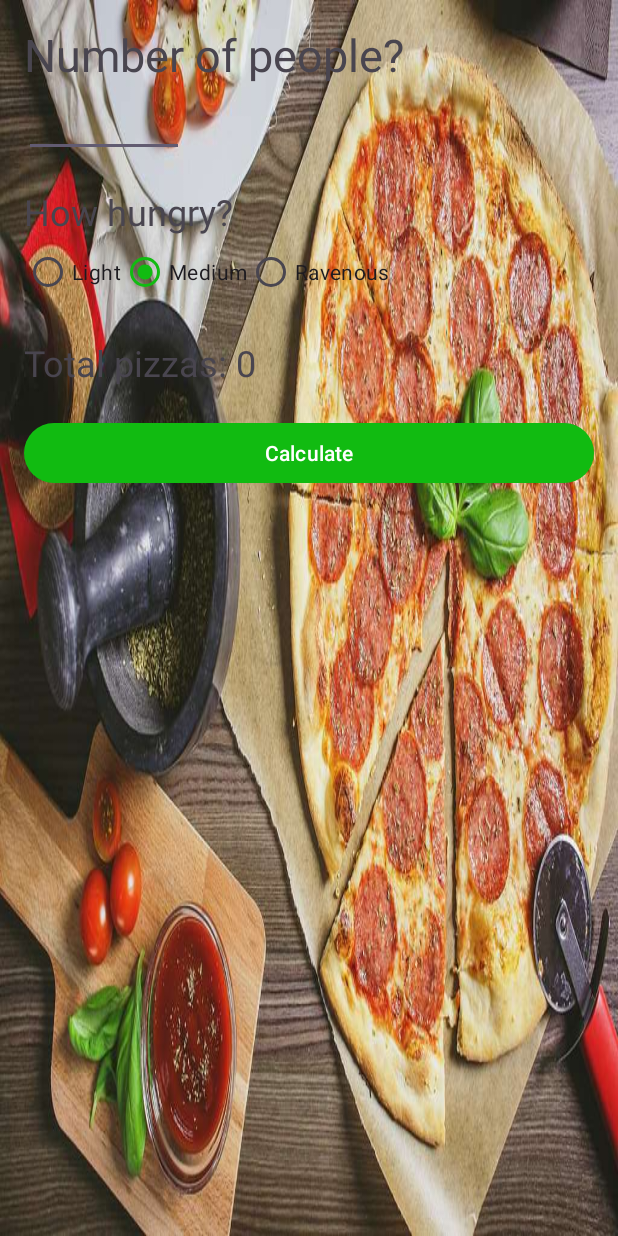
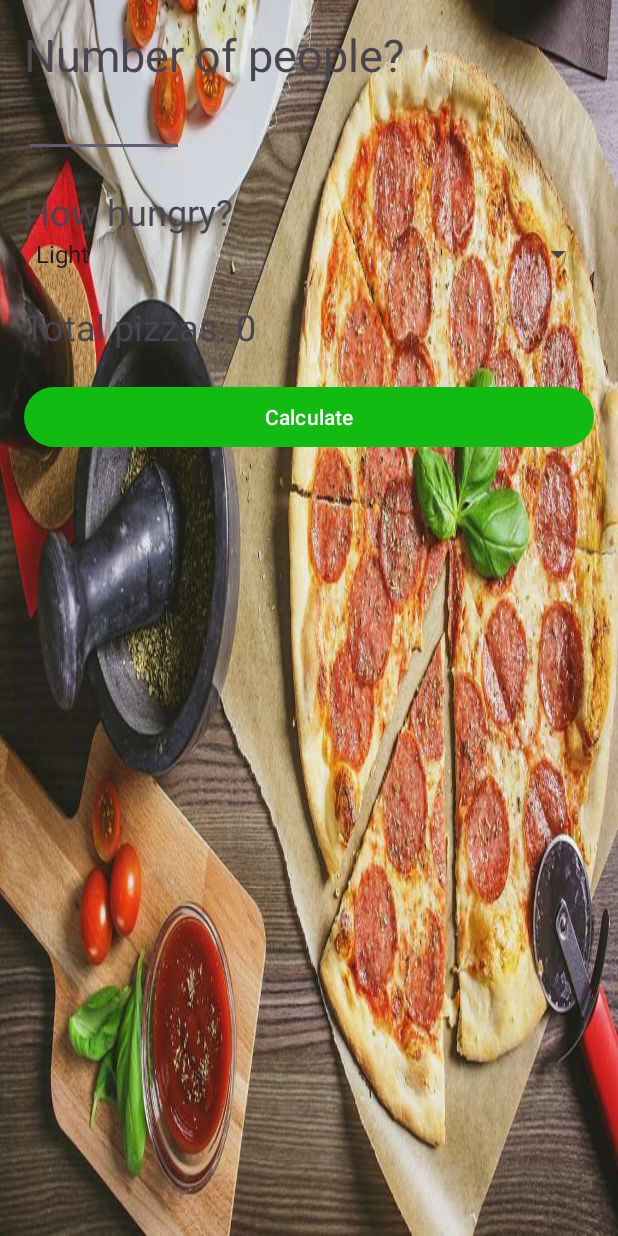
Before and after one commit to KrashVI/PizzaParty, an Android app: the screen it shows after launch (MainActivity), after a tap on "Calculate", on a phone screen of 412 x 824 dp. Run offline under Robolectric (Android 15) with nearby library versions, the phone set to English and light mode, and no system bars; 1 statement that could not run was skipped.

Commit message:
Need to fix calculateClick as it currently crashes app

```diff
--- a/app/src/main/java/com/zybooks/pizzaparty/MainActivity.java
+++ b/app/src/main/java/com/zybooks/pizzaparty/MainActivity.java
@@ -1,12 +1,19 @@
 package com.zybooks.pizzaparty;
 
+import android.annotation.SuppressLint;
 import android.os.Bundle;
+import android.text.Editable;
+import android.text.TextWatcher;
 import android.view.View;
+import android.widget.AdapterView;
+import android.widget.ArrayAdapter;
 import android.widget.EditText;
 import android.widget.RadioGroup;
+import android.widget.Spinner;
 import android.widget.TextView;
 import androidx.appcompat.app.AppCompatActivity;
 import android.util.Log;
+import android.widget.Toast;
 
 public class MainActivity extends AppCompatActivity {
 
@@ -16,17 +23,56 @@ public class MainActivity extends AppCompatActivity {
 
     private EditText mNumAttendEditText;
     private TextView mNumPizzasTextView;
-    private RadioGroup mHowHungryRadioGroup;
+//    private RadioGroup mHowHungryRadioGroup;
+    private Spinner mHowHungrySpinner;
 
     @Override
     protected void onCreate(Bundle savedInstanceState) {
         super.onCreate(savedInstanceState);
         setContentView(R.layout.activity_main);
         mNumAttendEditText = findViewById(R.id.num_attend_edit_text);
+        mNumAttendEditText.addTextChangedListener(new TextWatcher() {
+            @Override
+            public void beforeTextChanged(CharSequence s, int start, int count, int after) {
+                //We leave this area blank, as we do not wish to clear the text beforehand
+                //From my understanding, the CharSequence s is our placeholder for the string before it gets changed
+                //Then the start, count, and after are all interacting with the string character by character using index references
+                //For instance, start takes into account the first changed part of the string
+                //Count keeps track of the length of changes
+                //After takes into account the length of the new text
+            }
+
+            @Override
+            public void onTextChanged(CharSequence s, int start, int before, int count) {
+                //In this method, we are triggering the blank string when text gets changed
+                //The arguments supplied are similar to the above method, however they are triggered on the change instead of before
+                mNumAttendEditText.setText("");
+            }
+
+            @Override
+            public void afterTextChanged(Editable s) {
+                //Now that changes have been made, Editable s becomes our new string
+                //This can be used in the above methods once again, should we need it. Rinse and Repeat so to speak
+            }
+        });
         mNumPizzasTextView = findViewById(R.id.num_pizzas_text_view);
-        mHowHungryRadioGroup = findViewById(R.id.hungry_radio_group);
+        mHowHungrySpinner = findViewById(R.id.hunger_level);
+        ArrayAdapter<CharSequence> adapter = ArrayAdapter.createFromResource(this, R.array.hunger_array, android.R.layout.simple_spinner_item);
+        adapter.setDropDownViewResource(android.R.layout.simple_spinner_dropdown_item);
+        mHowHungrySpinner.setAdapter(adapter);
+        mHowHungrySpinner.setOnItemSelectedListener(new AdapterView.OnItemSelectedListener(){
+            @Override
+            public void onItemSelected(AdapterView<?> parent, View view, int position, long id){
+                String item = (String)parent.getItemAtPosition(position);
+                Toast.makeText(MainActivity.this, item, Toast.LENGTH_SHORT).show();
+            }
+            @Override
+            public void onNothingSelected(AdapterView<?> parent){
 
-        Log.d(TAG, "onCreate was called");
+            }
+        });
+
+        //Log.d(TAG, "onCreate was called");
     }
 
     public void calculateClick(View view){
@@ -34,14 +80,14 @@ public class MainActivity extends AppCompatActivity {
         int numAttend = Integer.parseInt(numAttendStr);
 
         int slicesPerPerson = 0;
-        int checkedId = mHowHungryRadioGroup.getCheckedRadioButtonId();
-        if(checkedId == R.id.light_radio_button){
+        String selected = String.valueOf(mHowHungrySpinner.getSelectedItemPosition());
+        if(selected.equals("Light")){
             slicesPerPerson = 2;
         }
-        else if(checkedId == R.id.medium_radio_button){
+        else if(selected.equals("Medium")){
             slicesPerPerson = 3;
         }
-        else if(checkedId == R.id.ravenous_radio_button){
+        else if(selected.equals("Ravenous")){
             slicesPerPerson = 4;
         }
         int totalPizzas = (int) Math.ceil(numAttend * slicesPerPerson /
--- a/app/src/main/res/layout/activity_main.xml
+++ b/app/src/main/res/layout/activity_main.xml
@@ -31,31 +31,24 @@
         android:layout_height="wrap_content"
         android:layout_marginTop="20dp"
         android:text="@string/how_hungry"
-        android:textSize="24sp"
-        android:labelFor="@id/hungry_radio_group" />
-    <RadioGroup
-        android:id="@+id/hungry_radio_group"
+        android:textSize="24sp"/>
+<!--        android:labelFor="@id/hungry_radio_group" />-->
+    <Spinner
+        android:id="@+id/hunger_level"
         android:layout_width="fill_parent"
         android:layout_height="wrap_content"
-        android:orientation="horizontal">
-        <RadioButton
-            android:id="@+id/light_radio_button"
-            android:text="@string/light"
-            android:layout_width="wrap_content"
-            android:layout_height="wrap_content" />
-        <RadioButton
-            android:id="@+id/medium_radio_button"
-            android:text="@string/medium"
-            android:layout_width="wrap_content"
-            android:layout_height="wrap_content"
-            android:checked="true" />
-        <RadioButton
-            android:id="@+id/ravenous_radio_button"
-            android:text="@string/ravenous"
-            android:layout_width="wrap_content"
-            android:layout_height="wrap_content" />
-    </RadioGroup>
-
+        android:orientation="horizontal"/>
+<!--        <RadioButton-->
+<!--            android:id="@+id/medium_radio_button"-->
+<!--            android:text="@string/medium"-->
+<!--            android:layout_width="wrap_content"-->
+<!--            android:layout_height="wrap_content"-->
+<!--            android:checked="true" />-->
+<!--        <RadioButton-->
+<!--            android:id="@+id/ravenous_radio_button"-->
+<!--            android:text="@string/ravenous"-->
+<!--            android:layout_width="wrap_content"-->
+<!--            android:layout_height="wrap_content" />-->
     <TextView
         android:id="@+id/num_pizzas_text_view"
         android:text="@string/total_pizzas"
--- a/app/src/main/res/values/strings.xml
+++ b/app/src/main/res/values/strings.xml
@@ -7,4 +7,9 @@
     <string name="ravenous">Ravenous</string>
     <string name="total_pizzas">Total pizzas: ?</string>
     <string name="calculate">Calculate</string>
+    <string-array name="hunger_array">
+        <item>Light</item>
+        <item>Medium</item>
+        <item>Ravenous</item>
+    </string-array>
 </resources>
```
